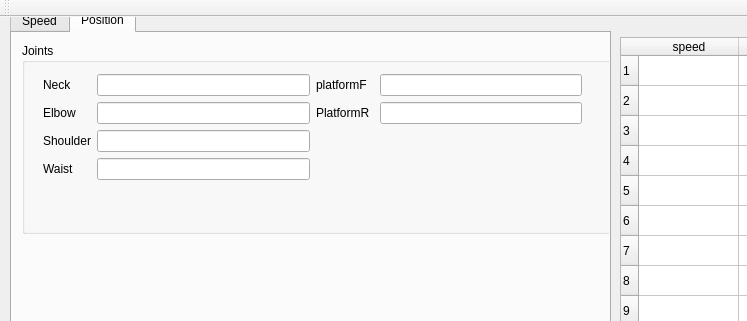
The window that qt_helloworld/gui/mainwindow.ui (VladMatyunin/robot_engineer) describes before a commit, drawn with Qt 5; both pictures show x 0 to 747 and y 0 to 321 of the 1063 by 794 pixel window.
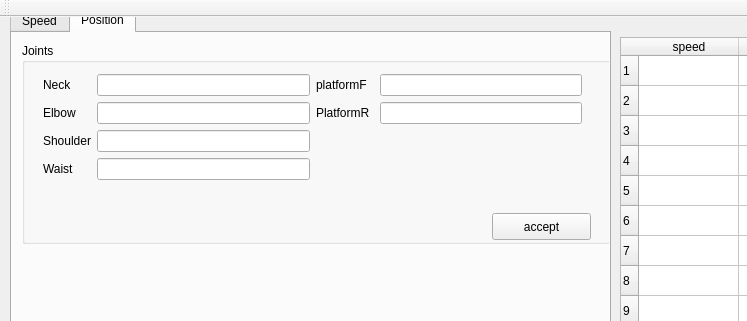
The same window after the commit. The open tabs and pages were chosen to show the change. Custom widgets are drawn as their Qt base class.

What changed in the file:
```diff
--- a/qt_helloworld/gui/mainwindow.ui
+++ b/qt_helloworld/gui/mainwindow.ui
@@ -598,7 +598,7 @@
         <x>10</x>
         <y>10</y>
         <width>591</width>
-        <height>191</height>
+        <height>201</height>
        </rect>
       </property>
       <property name="title">
@@ -699,6 +699,19 @@
         </item>
        </layout>
       </widget>
+      <widget class="QPushButton" name="acceptButton">
+       <property name="geometry">
+        <rect>
+         <x>470</x>
+         <y>170</y>
+         <width>99</width>
+         <height>27</height>
+        </rect>
+       </property>
+       <property name="text">
+        <string>accept</string>
+       </property>
+      </widget>
      </widget>
     </widget>
    </widget>
```
Left out of the diff: 4 changed lines with no effect on the pictures.
